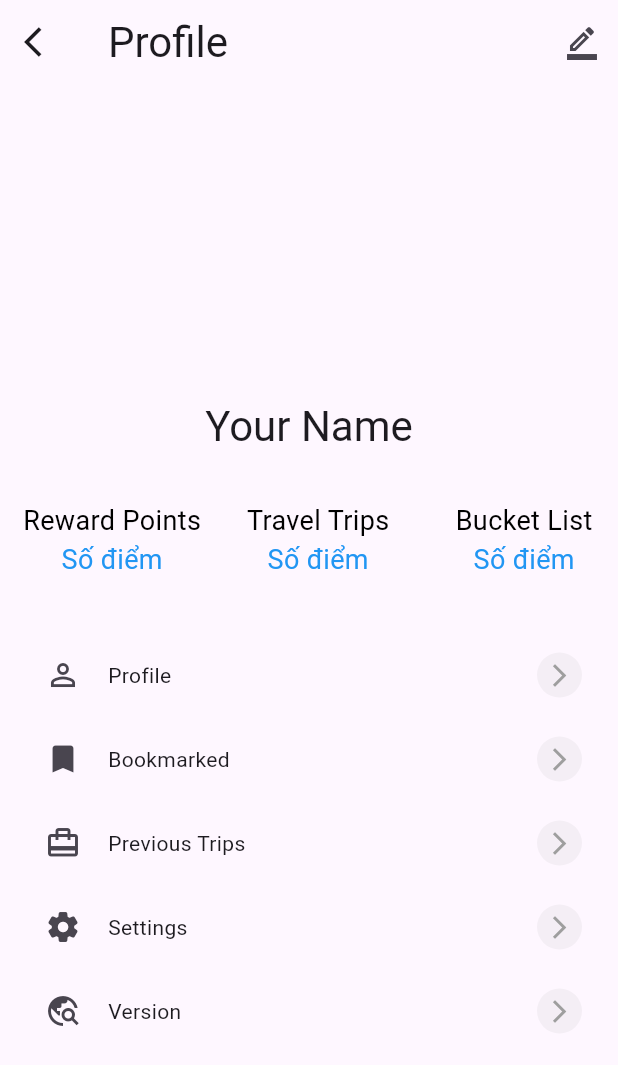
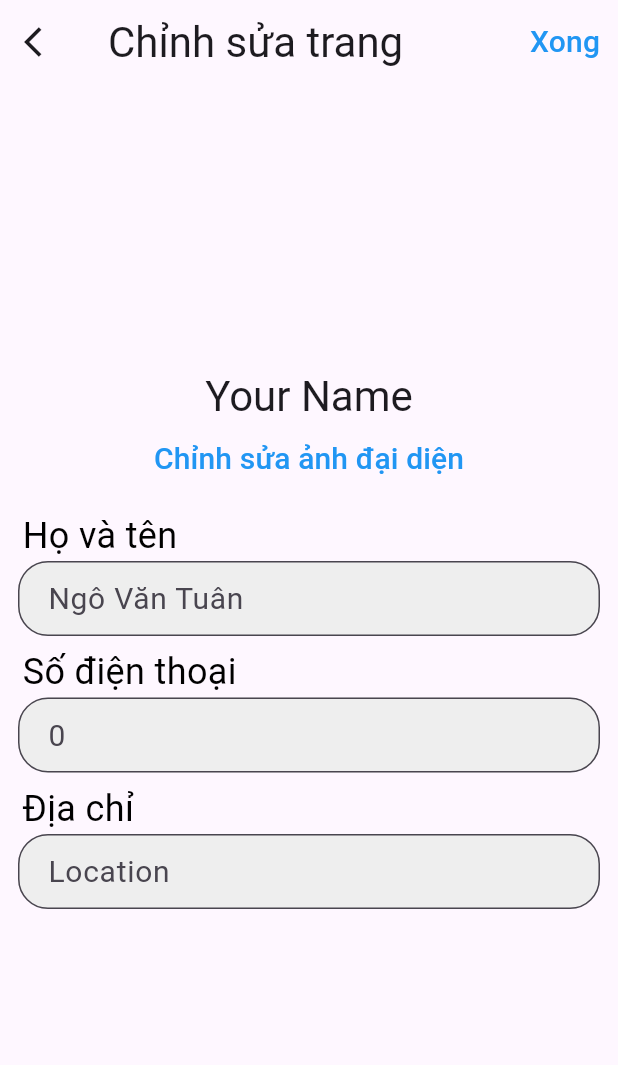
Before and after one commit to tunangoo/viettravel, a Flutter app: the ProfileScreen screen opened directly, after a tap on the "border color" icon, on a phone screen of 412 x 824 dp. Shown: the top 1065 px of the screen. Run offline on Flutter 3.47's test engine with Material 3 defaults, Android fonts, the phone set to English and light mode, and no system bars; our stand-ins replace salomon_bottom_bar; missing offline and left inert: iconify_flutter.

Commit message:
edit screen and search screen demo

```diff
--- a/lib/main.dart
+++ b/lib/main.dart
@@ -4,8 +4,8 @@ import 'package:iconify_flutter/iconify_flutter.dart';
 import 'package:iconify_flutter/icons/ri.dart';
 import 'package:viettravel/screen/favorite_screen.dart';
 import 'package:viettravel/screen/home_screen.dart';
-import 'package:viettravel/screen/profile_screen.dart';
-import 'package:viettravel/screen/search_screen.dart';
+import 'package:viettravel/screen/profile/profile_screen.dart';
+import 'package:viettravel/screen/search/search_screen.dart';
 
 void main() {
   runApp(MaterialApp(
@@ -28,7 +28,7 @@ class _MyAppState extends State<MyApp> {
     HomeScreen(),
     SearchScreen(),
     FavoriteScreen(),
-    ProfileScreen()
+    ProfileScreen(),
   ];
 
   @override
--- a/lib/screen/home_screen.dart
+++ b/lib/screen/home_screen.dart
@@ -1,6 +1,8 @@
 import 'package:flutter/material.dart';
 
 class HomeScreen extends StatelessWidget {
+  const HomeScreen({Key? key}) : super(key: key);
+
   @override
   Widget build(BuildContext context) {
     return Scaffold(
--- /dev/null
+++ b/lib/screen/profile/edit_screen.dart
@@ -0,0 +1,153 @@
+import 'package:flutter/material.dart';
+import 'package:flutter/cupertino.dart';
+import 'package:flutter/widgets.dart';
+
+class EditScreen extends StatelessWidget {
+  const EditScreen({Key? key}) : super(key: key);
+
+  @override
+  Widget build(BuildContext context) {
+    return Scaffold(
+      appBar: AppBar(
+        leading: IconButton(
+          onPressed: () {},
+          icon: const Icon(Icons.arrow_back_ios,),
+        ),
+        title: Text(
+          "Chỉnh sửa trang",
+          style: Theme.of(context).textTheme.headlineMedium,
+        ),
+        actions: [
+          TextButton(
+            onPressed: () {},
+            child: Text(
+              'Xong',
+              style: TextStyle(
+                color: Colors.blue,
+                fontSize: 20.0,
+              ),
+            ),
+          ),
+        ],
+      ),
+      body: Container(
+        child: ListView(
+          children: [
+            Center(
+                child: SizedBox(
+                  width: 180,
+                  height: 180,
+                  // child: CircleAvatar(
+                  //   maxRadius: 32.0,
+                  //   child: Image.asset(
+                  //     "assets/images/profile.png",
+                  //     width: 64.0,
+                  //   ),
+                  // ),
+                ),
+              ),
+            const SizedBox(height: 10),
+            Center(child: Text("Your Name", style: Theme.of(context).textTheme.headlineMedium)),
+            TextButton(
+              onPressed: () {},
+              child: Text(
+                'Chỉnh sửa ảnh đại diện',
+                style: TextStyle(
+                  color: Colors.blue,
+                  fontSize: 20.0,
+                ),
+              ),
+            ),
+            const SizedBox(height: 10),
+            Container(
+              padding: EdgeInsets.only(left: 15.0),
+              child: Text(
+                'Họ và tên',
+                style: TextStyle(
+                  color: Colors.black,
+                  fontSize: 24.0,
+                ),
+              ),
+            ),
+            Container(
+              padding: EdgeInsets.only(left: 12, right: 12),
+              child: TextField(
+                keyboardType: TextInputType.text,
+                decoration: InputDecoration(
+                  filled: true,
+                  fillColor: Colors.grey[200],
+                  hintText: "Ngô Văn Tuân",
+                  border: OutlineInputBorder(
+                    borderRadius: BorderRadius.circular(20),
+                  ),
+                  contentPadding: EdgeInsets.symmetric(vertical: 10, horizontal: 16),
+                ),
+                style: TextStyle(
+                  fontSize: 20.0,
+                ),
+              ),
+            ),
+            const SizedBox(height: 7),
+            Container(
+              padding: EdgeInsets.only(left: 15.0),
+              child: Text(
+                'Số điện thoại',
+                style: TextStyle(
+                  color: Colors.black,
+                  fontSize: 24.0,
+                ),
+              ),
+            ),
+            Container(
+              padding: EdgeInsets.only(left: 12, right: 12),
+              child: TextField(
+                keyboardType: TextInputType.number,
+                decoration: InputDecoration(
+                  filled: true,
+                  fillColor: Colors.grey[200],
+                  hintText: "0",
+                  border: OutlineInputBorder(
+                    borderRadius: BorderRadius.circular(20),
+                  ),
+                  contentPadding: EdgeInsets.symmetric(vertical: 10, horizontal: 16),
+                ),
+                style: TextStyle(
+                  fontSize: 20.0,
+                ),
+              ),
+            ),
+            const SizedBox(height: 7),
+            Container(
+              padding: EdgeInsets.only(left: 15.0),
+              child: Text(
+                'Địa chỉ',
+                style: TextStyle(
+                  color: Colors.black,
+                  fontSize: 24.0,
+                ),
+              ),
+            ),
+            Container(
+              padding: EdgeInsets.only(left: 12, right: 12),
+              child: TextField(
+                keyboardType: TextInputType.text,
+                decoration: InputDecoration(
+                  filled: true,
+                  fillColor: Colors.grey[200],
+                  hintText: "Location",
+                  border: OutlineInputBorder(
+                    borderRadius: BorderRadius.circular(20),
+                  ),
+                  contentPadding: EdgeInsets.symmetric(vertical: 10, horizontal: 16),
+                ),
+                style: TextStyle(
+                  fontSize: 20.0,
+                ),
+              ),
+            ),
+          ],
+        ),
+      ),
+    );
+  }
+}
--- a/lib/screen/profile_screen.dart
+++ b/lib/screen/profile/profile_screen.dart
@@ -1,22 +1,36 @@
 import 'package:flutter/material.dart';
+import 'edit_screen.dart';
+import 'package:viettravel/screen/home_screen.dart';
 
-class ProfileScreen extends StatelessWidget {
-  const ProfileScreen({Key? key}) : super(key: key);
+class ProfileScreen extends StatefulWidget {
+  const ProfileScreen({super.key});
 
+  @override
+  State<StatefulWidget> createState() => _ProfileScreen();
+}
+
+class _ProfileScreen extends State<ProfileScreen> {
   @override
   Widget build(BuildContext context) {
     return Scaffold(
       appBar: AppBar(
         leading: IconButton(
-          onPressed: (){},
+          onPressed: () {},
           icon: const Icon(Icons.arrow_back_ios,),
         ),
         title: Text(
-          "Profile",
+          "Trang cá nhân",
           style: Theme.of(context).textTheme.headlineMedium,
         ),
         actions: [
-          IconButton(onPressed: (){}, icon: Icon(Icons.border_color_outlined,),)
+          IconButton(
+            onPressed: () {
+              Navigator.push(
+                context,
+                MaterialPageRoute(builder: (context) => EditScreen()),
+              );
+            },
+            icon: Icon(Icons.border_color_outlined,),)
         ],
       ),
       body: SingleChildScrollView(
@@ -26,9 +40,6 @@ class ProfileScreen extends StatelessWidget {
               child: SizedBox(
                 width: 200,
                 height: 200,
-                child: ClipRRect(
-                  borderRadius: BorderRadius.circular(100),
-                ),
               ),
             ),
             const SizedBox(height: 10),
@@ -47,7 +58,7 @@ class ProfileScreen extends StatelessWidget {
                       children: [
                         Center(
                           child: Text(
-                            'Reward Points',
+                            'Điểm thưởng',
                             style: TextStyle(color: Colors.black, fontSize: 18),
                           ),
                         ),
@@ -70,7 +81,7 @@ class ProfileScreen extends StatelessWidget {
                       children: [
                         Center(
                           child: Text(
-                            'Travel Trips',
+                            'Số chuyến đi',
                             style: TextStyle(color: Colors.black, fontSize: 18),
                           ),
                         ),
@@ -93,7 +104,7 @@ class ProfileScreen extends StatelessWidget {
                       children: [
                         Center(
                           child: Text(
-                            'Bucket List',
+                            'Danh sách',
                             style: TextStyle(color: Colors.black, fontSize: 18),
                           ),
                         ),
@@ -107,11 +118,11 @@ class ProfileScreen extends StatelessWidget {
                 ),
               ],
             ),
-            ProfileMenuWidget(title: "Profile", icon: Icons.perm_identity, onPress: (){},),
-            ProfileMenuWidget(title: "Bookmarked", icon: Icons.bookmark, onPress: (){},),
-            ProfileMenuWidget(title: "Previous Trips", icon: Icons.card_travel, onPress: (){},),
-            ProfileMenuWidget(title: "Settings", icon: Icons.settings_rounded, onPress: (){},),
-            ProfileMenuWidget(title: "Version", icon: Icons.travel_explore, onPress: (){},),
+            ProfileMenuWidget(title: "Trang cá nhân", icon: Icons.perm_identity, onPress: (){},),
+            ProfileMenuWidget(title: "Đã đánh dấu", icon: Icons.bookmark, onPress: (){},),
+            ProfileMenuWidget(title: "Chuyến đi trước", icon: Icons.card_travel, onPress: (){},),
+            ProfileMenuWidget(title: "Cài đặt", icon: Icons.settings_rounded, onPress: (){},),
+            ProfileMenuWidget(title: "Phiên bản", icon: Icons.travel_explore, onPress: (){},),
           ],
         )
       ),
```
Also changed, not shown: lib/screen/search/Local_model.dart (added, +13 -0 lines), lib/screen/search/search_screen.dart (added, +84 -0 lines), lib/screen/search_screen.dart (deleted, +0 -18 lines), lib/widget/back_button.dart (added, +26 -0 lines), lib/widget/items_local_widget.dart (added, +51 -0 lines), assets/images/profile.png (renamed from assets/images/profile/profile.png).
